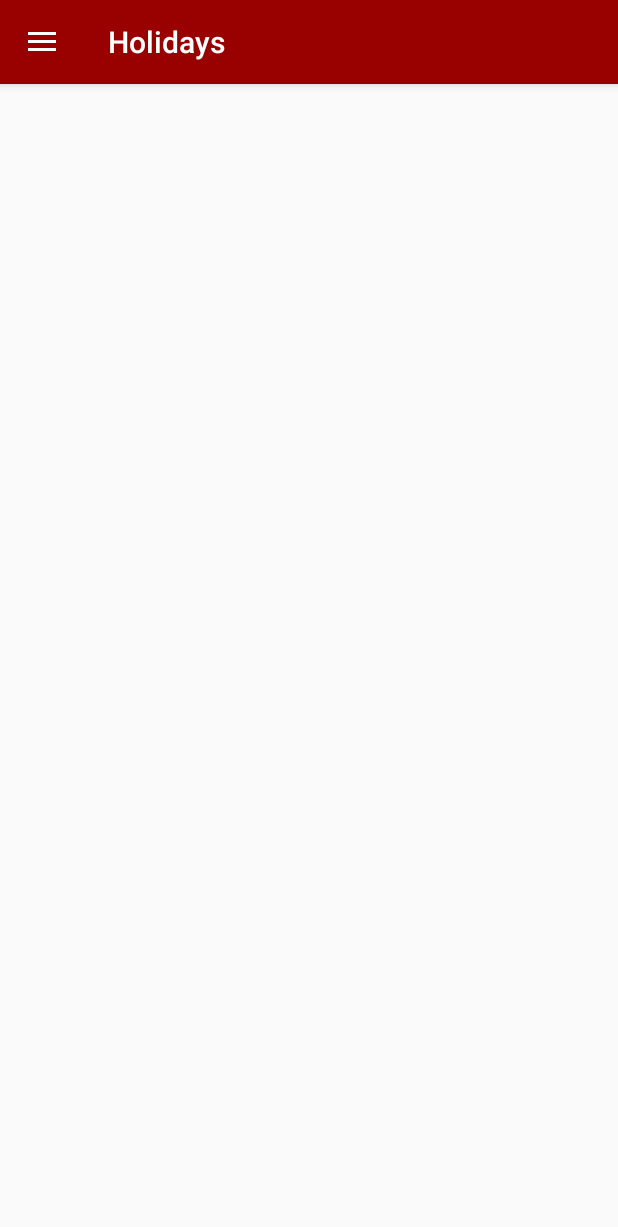
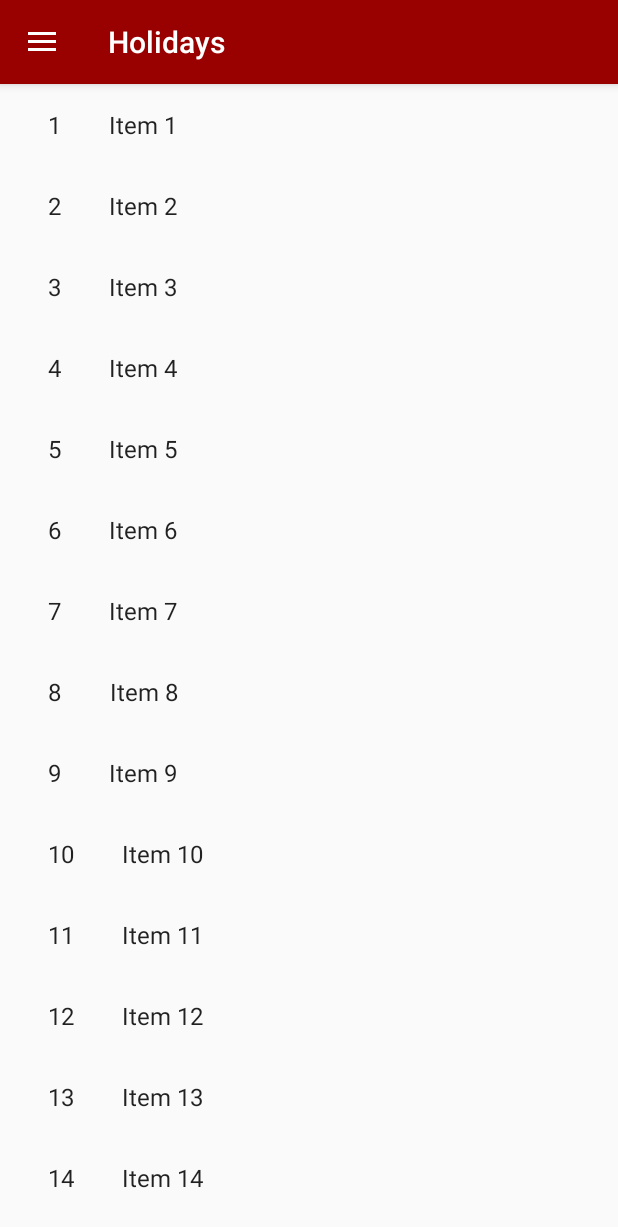
Before and after one commit to geoking/TravelKeeper, an Android app: the screen it shows after launch (HolidaysActivity), in the side drawer, after a tap on "Holidays", on a phone screen of 412 x 824 dp. Shown: the top 1227 px of the screen. Run offline under Robolectric (Android 15) with nearby library versions, the phone set to English and light mode, and no system bars.

Commit message:
Added dummy holiday section

```diff
--- a/app/build.gradle
+++ b/app/build.gradle
@@ -24,6 +24,7 @@ dependencies {
     implementation 'com.android.support:support-v4:26.1.0'
     implementation 'com.android.support:design:26.1.0'
     implementation 'com.android.support.constraint:constraint-layout:1.0.2'
+    implementation 'com.android.support:recyclerview-v7:26.1.0'
     testImplementation 'junit:junit:4.12'
     androidTestImplementation 'com.android.support.test:runner:1.0.1'
     androidTestImplementation 'com.android.support.test.espresso:espresso-core:3.0.1'
--- /dev/null
+++ b/app/src/main/java/me/geoking/travelkeeper/HolidayFragment.java
@@ -0,0 +1,109 @@
+package me.geoking.travelkeeper;
+
+import android.content.Context;
+import android.os.Bundle;
+import android.support.v4.app.Fragment;
+import android.support.v7.widget.GridLayoutManager;
+import android.support.v7.widget.LinearLayoutManager;
+import android.support.v7.widget.RecyclerView;
+import android.view.LayoutInflater;
+import android.view.View;
+import android.view.ViewGroup;
+
+import me.geoking.travelkeeper.dummy.DummyContent;
+import me.geoking.travelkeeper.dummy.DummyContent.DummyItem;
+
+import java.util.List;
+
+/**
+ * A fragment representing a list of Items.
+ * <p/>
+ * Activities containing this fragment MUST implement the {@link OnListFragmentInteractionListener}
+ * interface.
+ */
+public class HolidayFragment extends Fragment {
+
+    // TODO: Customize parameter argument names
+    private static final String ARG_COLUMN_COUNT = "column-count";
+    // TODO: Customize parameters
+    private int mColumnCount = 1;
+    private OnListFragmentInteractionListener mListener;
+
+    /**
+     * Mandatory empty constructor for the fragment manager to instantiate the
+     * fragment (e.g. upon screen orientation changes).
+     */
+    public HolidayFragment() {
+    }
+
+    // TODO: Customize parameter initialization
+    @SuppressWarnings("unused")
+    public static HolidayFragment newInstance(int columnCount) {
+        HolidayFragment fragment = new HolidayFragment();
+        Bundle args = new Bundle();
+        args.putInt(ARG_COLUMN_COUNT, columnCount);
+        fragment.setArguments(args);
+        return fragment;
+    }
+
+    @Override
+    public void onCreate(Bundle savedInstanceState) {
+        super.onCreate(savedInstanceState);
+
+        if (getArguments() != null) {
+            mColumnCount = getArguments().getInt(ARG_COLUMN_COUNT);
+        }
+    }
+
+    @Override
+    public View onCreateView(LayoutInflater inflater, ViewGroup container,
+                             Bundle savedInstanceState) {
+        View view = inflater.inflate(R.layout.fragment_holiday_list, container, false);
+
+        // Set the adapter
+        if (view instanceof RecyclerView) {
+            Context context = view.getContext();
+            RecyclerView recyclerView = (RecyclerView) view;
+            if (mColumnCount <= 1) {
+                recyclerView.setLayoutManager(new LinearLayoutManager(context));
+            } else {
+                recyclerView.setLayoutManager(new GridLayoutManager(context, mColumnCount));
+            }
+            recyclerView.setAdapter(new MyHolidayRecyclerViewAdapter(DummyContent.ITEMS, mListener));
+        }
+        return view;
+    }
+
+
+    @Override
+    public void onAttach(Context context) {
+        super.onAttach(context);
+        if (context instanceof OnListFragmentInteractionListener) {
+            mListener = (OnListFragmentInteractionListener) context;
+        } else {
+            throw new RuntimeException(context.toString()
+                    + " must implement OnListFragmentInteractionListener");
+        }
+    }
+
+    @Override
+    public void onDetach() {
+        super.onDetach();
+        mListener = null;
+    }
+
+    /**
+     * This interface must be implemented by activities that contain this
+     * fragment to allow an interaction in this fragment to be communicated
+     * to the activity and potentially other fragments contained in that
+     * activity.
+     * <p/>
+     * See the Android Training lesson <a href=
+     * "http://developer.android.com/training/basics/fragments/communicating.html"
+     * >Communicating with Other Fragments</a> for more information.
+     */
+    public interface OnListFragmentInteractionListener {
+        // TODO: Update argument type and name
+        void onListFragmentInteraction(DummyItem item);
+    }
+}
--- a/app/src/main/java/me/geoking/travelkeeper/HolidaysActivity.java
+++ b/app/src/main/java/me/geoking/travelkeeper/HolidaysActivity.java
@@ -13,8 +13,11 @@ import android.support.v7.widget.Toolbar;
 import android.view.Menu;
 import android.view.MenuItem;
 import android.view.View;
+import android.widget.Toast;
 
-public class HolidaysActivity extends AppCompatActivity implements NavigationView.OnNavigationItemSelectedListener {
+import me.geoking.travelkeeper.dummy.DummyContent;
+
+public class HolidaysActivity extends AppCompatActivity implements NavigationView.OnNavigationItemSelectedListener, HolidayFragment.OnListFragmentInteractionListener {
 
     @Override
     protected void onCreate(Bundle savedInstanceState) {
@@ -32,6 +35,17 @@ public class HolidaysActivity extends AppCompatActivity implements NavigationVie
         NavigationView navigationView = (NavigationView) findViewById(R.id.nav_view);
         navigationView.getMenu().getItem(1).setChecked(true);
         navigationView.setNavigationItemSelectedListener(this);
+
+        // Create a new Fragment to be placed in the activity layout
+        HolidayFragment firstFragment = new HolidayFragment();
+
+        // In case this activity was started with special instructions from an
+        // Intent, pass the Intent's extras to the fragment as arguments
+        firstFragment.setArguments(getIntent().getExtras());
+
+        // Add the fragment to the 'fragment_container' FrameLayout
+        getSupportFragmentManager().beginTransaction()
+                .add(R.id.fragment_container, firstFragment).commit();
     }
 
     @Override
@@ -90,4 +104,9 @@ public class HolidaysActivity extends AppCompatActivity implements NavigationVie
         return true;
     }
 
+    @Override
+    public void onListFragmentInteraction(DummyContent.DummyItem item) {
+        Toast.makeText(this, "You clicked " + item.toString(), Toast.LENGTH_LONG).show();
+    }
+
 }
--- /dev/null
+++ b/app/src/main/java/me/geoking/travelkeeper/MyHolidayRecyclerViewAdapter.java
@@ -0,0 +1,77 @@
+package me.geoking.travelkeeper;
+
+import android.support.v7.widget.RecyclerView;
+import android.view.LayoutInflater;
+import android.view.View;
+import android.view.ViewGroup;
+import android.widget.TextView;
+
+import me.geoking.travelkeeper.HolidayFragment.OnListFragmentInteractionListener;
+import me.geoking.travelkeeper.dummy.DummyContent.DummyItem;
+
+import java.util.List;
+
+/**
+ * {@link RecyclerView.Adapter} that can display a {@link DummyItem} and makes a call to the
+ * specified {@link OnListFragmentInteractionListener}.
+ * TODO: Replace the implementation with code for your data type.
+ */
+public class MyHolidayRecyclerViewAdapter extends RecyclerView.Adapter<MyHolidayRecyclerViewAdapter.ViewHolder> {
+
+    private final List<DummyItem> mValues;
+    private final OnListFragmentInteractionListener mListener;
+
+    public MyHolidayRecyclerViewAdapter(List<DummyItem> items, OnListFragmentInteractionListener listener) {
+        mValues = items;
+        mListener = listener;
+    }
+
+    @Override
+    public ViewHolder onCreateViewHolder(ViewGroup parent, int viewType) {
+        View view = LayoutInflater.from(parent.getContext())
+                .inflate(R.layout.fragment_holiday, parent, false);
+        return new ViewHolder(view);
+    }
+
+    @Override
+    public void onBindViewHolder(final ViewHolder holder, int position) {
+        holder.mItem = mValues.get(position);
+        holder.mIdView.setText(mValues.get(position).id);
+        holder.mContentView.setText(mValues.get(position).content);
+
+        holder.mView.setOnClickListener(new View.OnClickListener() {
+            @Override
+            public void onClick(View v) {
+                if (null != mListener) {
+                    // Notify the active callbacks interface (the activity, if the
+                    // fragment is attached to one) that an item has been selected.
+                    mListener.onListFragmentInteraction(holder.mItem);
+                }
+            }
+        });
+    }
+
+    @Override
+    public int getItemCount() {
+        return mValues.size();
+    }
+
+    public class ViewHolder extends RecyclerView.ViewHolder {
+        public final View mView;
+        public final TextView mIdView;
+        public final TextView mContentView;
+        public DummyItem mItem;
+
+        public ViewHolder(View view) {
+            super(view);
+            mView = view;
+            mIdView = (TextView) view.findViewById(R.id.id);
+            mContentView = (TextView) view.findViewById(R.id.content);
+        }
+
+        @Override
+        public String toString() {
+            return super.toString() + " '" + mContentView.getText() + "'";
+        }
+    }
+}
--- /dev/null
+++ b/app/src/main/java/me/geoking/travelkeeper/dummy/DummyContent.java
@@ -0,0 +1,72 @@
+package me.geoking.travelkeeper.dummy;
+
+import java.util.ArrayList;
+import java.util.HashMap;
+import java.util.List;
+import java.util.Map;
+
+/**
+ * Helper class for providing sample content for user interfaces created by
+ * Android template wizards.
+ * <p>
+ * TODO: Replace all uses of this class before publishing your app.
+ */
+public class DummyContent {
+
+    /**
+     * An array of sample (dummy) items.
+     */
+    public static final List<DummyItem> ITEMS = new ArrayList<DummyItem>();
+
+    /**
+     * A map of sample (dummy) items, by ID.
+     */
+    public static final Map<String, DummyItem> ITEM_MAP = new HashMap<String, DummyItem>();
+
+    private static final int COUNT = 25;
+
+    static {
+        // Add some sample items.
+        for (int i = 1; i <= COUNT; i++) {
+            addItem(createDummyItem(i));
+        }
+    }
+
+    private static void addItem(DummyItem item) {
+        ITEMS.add(item);
+        ITEM_MAP.put(item.id, item);
+    }
+
+    private static DummyItem createDummyItem(int position) {
+        return new DummyItem(String.valueOf(position), "Item " + position, makeDetails(position));
+    }
+
+    private static String makeDetails(int position) {
+        StringBuilder builder = new StringBuilder();
+        builder.append("Details about Item: ").append(position);
+        for (int i = 0; i < position; i++) {
+            builder.append("\nMore details information here.");
+        }
+        return builder.toString();
+    }
+
+    /**
+     * A dummy item representing a piece of content.
+     */
+    public static class DummyItem {
+        public final String id;
+        public final String content;
+        public final String details;
+
+        public DummyItem(String id, String content, String details) {
+            this.id = id;
+            this.content = content;
+            this.details = details;
+        }
+
+        @Override
+        public String toString() {
+            return content;
+        }
+    }
+}
--- a/app/src/main/res/layout/content_holidays.xml
+++ b/app/src/main/res/layout/content_holidays.xml
@@ -8,4 +8,11 @@
     tools:context="me.geoking.travelkeeper.HolidaysActivity"
     tools:showIn="@layout/app_bar_holidays">
 
+    <FrameLayout xmlns:android="http://schemas.android.com/apk/res/android"
+        xmlns:app="http://schemas.android.com/apk/res-auto"
+        android:id="@+id/fragment_container"
+        app:layout_behavior="android.support.design.widget.AppBarLayout$ScrollingViewBehavior"
+        android:layout_width="match_parent"
+        android:layout_height="match_parent" />
+
 </android.support.constraint.ConstraintLayout>
--- /dev/null
+++ b/app/src/main/res/layout/fragment_holiday.xml
@@ -0,0 +1,20 @@
+<?xml version="1.0" encoding="utf-8"?>
+<LinearLayout xmlns:android="http://schemas.android.com/apk/res/android"
+    android:layout_width="wrap_content"
+    android:layout_height="wrap_content"
+    android:orientation="horizontal">
+
+    <TextView
+        android:id="@+id/id"
+        android:layout_width="wrap_content"
+        android:layout_height="wrap_content"
+        android:layout_margin="@dimen/text_margin"
+        android:textAppearance="?attr/textAppearanceListItem" />
+
+    <TextView
+        android:id="@+id/content"
+        android:layout_width="wrap_content"
+        android:layout_height="wrap_content"
+        android:layout_margin="@dimen/text_margin"
+        android:textAppearance="?attr/textAppearanceListItem" />
+</LinearLayout>
--- /dev/null
+++ b/app/src/main/res/layout/fragment_holiday_list.xml
@@ -0,0 +1,13 @@
+<?xml version="1.0" encoding="utf-8"?>
+<android.support.v7.widget.RecyclerView xmlns:android="http://schemas.android.com/apk/res/android"
+    xmlns:app="http://schemas.android.com/apk/res-auto"
+    xmlns:tools="http://schemas.android.com/tools"
+    android:id="@+id/list"
+    android:name="me.geoking.travelkeeper.HolidayFragment"
+    android:layout_width="match_parent"
+    android:layout_height="match_parent"
+    android:layout_marginLeft="16dp"
+    android:layout_marginRight="16dp"
+    app:layoutManager="LinearLayoutManager"
+    tools:context="me.geoking.travelkeeper.HolidayFragment"
+    tools:listitem="@layout/fragment_holiday" />
--- a/app/src/main/res/values/dimens.xml
+++ b/app/src/main/res/values/dimens.xml
@@ -5,4 +5,5 @@
     <dimen name="nav_header_vertical_spacing">8dp</dimen>
     <dimen name="nav_header_height">176dp</dimen>
     <dimen name="fab_margin">16dp</dimen>
+    <dimen name="text_margin">16dp</dimen>
 </resources>
```
